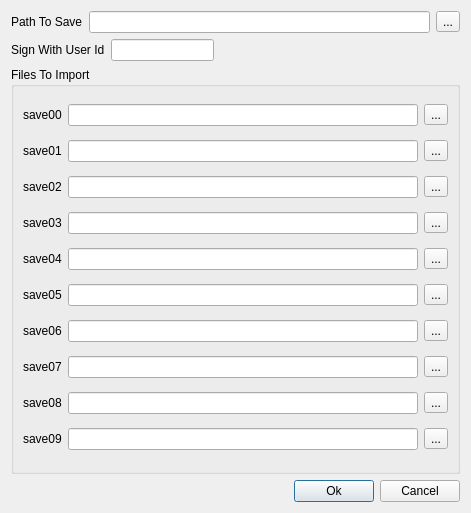
First picture: the form in metadatacreator.ui, repository sithlord48/blackchocobo, before the edit.
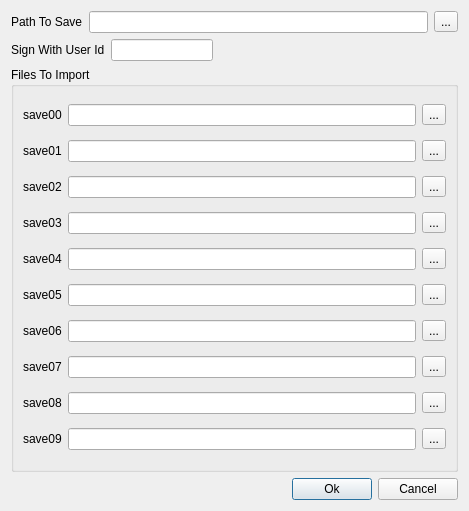
Second picture: the form after the edit. Icons and pictures are not drawn.

```diff
--- a/metadatacreator.ui
+++ b/metadatacreator.ui
@@ -6,8 +6,8 @@
    <rect>
     <x>0</x>
     <y>0</y>
-    <width>471</width>
-    <height>513</height>
+    <width>469</width>
+    <height>511</height>
    </rect>
   </property>
   <property name="windowTitle">
```
Left out of the diff: 19 changed lines with no effect on the pictures.
